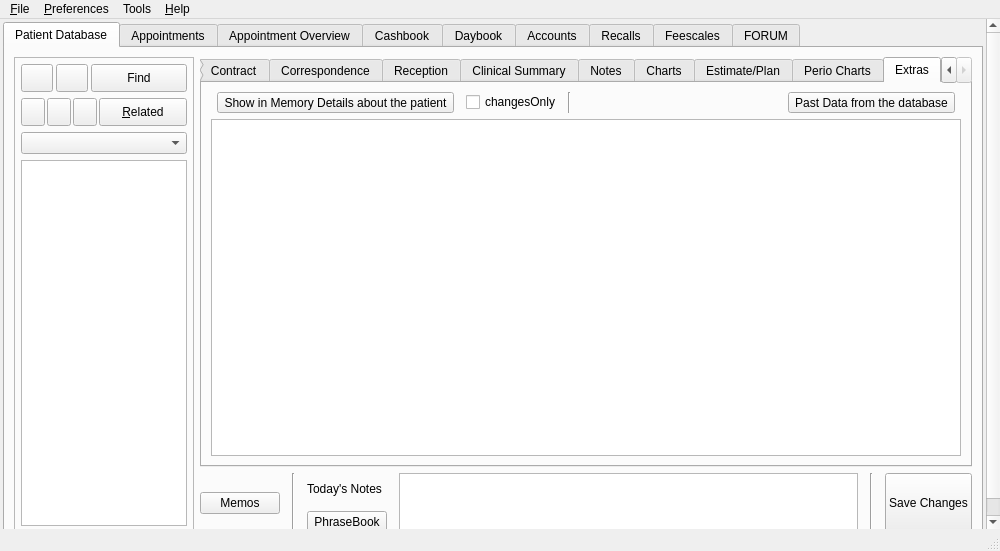
rowinggolfer/openmolar1, file qt-designer/main.ui: the form before one commit.
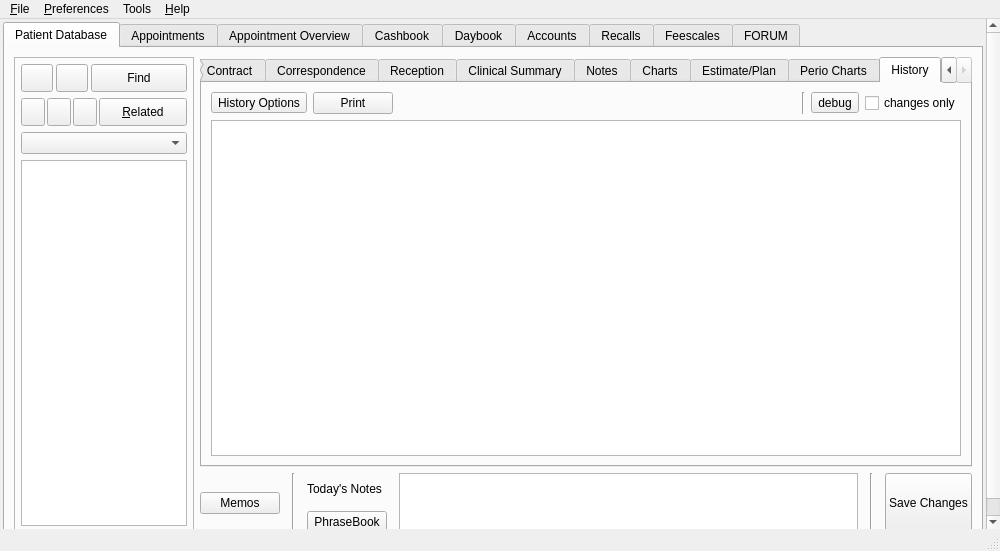
The form after the commit. Icons and pictures are not drawn.

```diff
--- a/qt-designer/main.ui
+++ b/qt-designer/main.ui
@@ -3522,40 +3522,10 @@
                  </widget>
                  <widget class="QWidget" name="tab_9">
                   <attribute name="title">
-                   <string>Extras</string>
+                   <string>History</string>
                   </attribute>
                   <layout class="QGridLayout" name="gridLayout_23">
-                   <item row="0" column="1">
-                    <widget class="QToolButton" name="debug_toolButton">
-                     <property name="text">
-                      <string>Show in Memory Details about the patient</string>
-                     </property>
-                     <property name="checkable">
-                      <bool>false</bool>
-                     </property>
-                     <property name="checked">
-                      <bool>false</bool>
-                     </property>
-                     <property name="popupMode">
-                      <enum>QToolButton::InstantPopup</enum>
-                     </property>
-                    </widget>
-                   </item>
-                   <item row="0" column="3">
-                    <widget class="QCheckBox" name="ptAtts_checkBox">
-                     <property name="text">
-                      <string>changesOnly</string>
-                     </property>
-                    </widget>
-                   </item>
-                   <item row="0" column="4">
-                    <widget class="Line" name="line_3">
-                     <property name="orientation">
-                      <enum>Qt::Vertical</enum>
-                     </property>
-                    </widget>
-                   </item>
-                   <item row="0" column="6">
+                   <item row="0" column="0">
                     <widget class="QToolButton" name="pastData_toolButton">
                      <property name="minimumSize">
                       <size>
@@ -3564,17 +3534,14 @@
                       </size>
                      </property>
                      <property name="text">
-                      <string>Past Data from the database</string>
+                      <string>History Options</string>
                      </property>
                      <property name="popupMode">
                       <enum>QToolButton::InstantPopup</enum>
                      </property>
                     </widget>
                    </item>
-                   <item row="1" column="0" colspan="8">
-                    <widget class="QTextBrowser" name="debugBrowser"/>
-                   </item>
-                   <item row="0" column="5">
+                   <item row="0" column="2">
                     <spacer name="horizontalSpacer">
                      <property name="orientation">
                       <enum>Qt::Horizontal</enum>
@@ -3587,6 +3554,50 @@
                      </property>
                     </spacer>
                    </item>
+                   <item row="0" column="3">
+                    <widget class="Line" name="line_3">
+                     <property name="orientation">
+                      <enum>Qt::Vertical</enum>
+                     </property>
+                    </widget>
+                   </item>
+                   <item row="0" column="4">
+                    <widget class="QToolButton" name="debug_toolButton">
+                     <property name="text">
+                      <string>debug</string>
+                     </property>
+                     <property name="checkable">
+                      <bool>false</bool>
+                     </property>
+                     <property name="checked">
+                      <bool>false</bool>
+                     </property>
+                     <property name="popupMode">
+                      <enum>QToolButton::InstantPopup</enum>
+                     </property>
+                    </widget>
+                   </item>
+                   <item row="0" column="5">
+                    <widget class="QCheckBox" name="ptAtts_checkBox">
+                     <property name="text">
+                      <string>changes only</string>
+                     </property>
+                    </widget>
+                   </item>
+                   <item row="1" column="0" colspan="6">
+                    <widget class="QTextBrowser" name="debugBrowser"/>
+                   </item>
+                   <item row="0" column="1">
+                    <widget class="QPushButton" name="pushButton_4">
+                     <property name="text">
+                      <string>Print</string>
+                     </property>
+                     <property name="icon">
+                      <iconset resource="../resources/resources.qrc">
+                       <normaloff>:/ps.png</normaloff>:/ps.png</iconset>
+                     </property>
+                    </widget>
+                   </item>
                   </layout>
                  </widget>
                 </widget>
```
Left out of the diff: 65 changed lines with no effect on the pictures.
